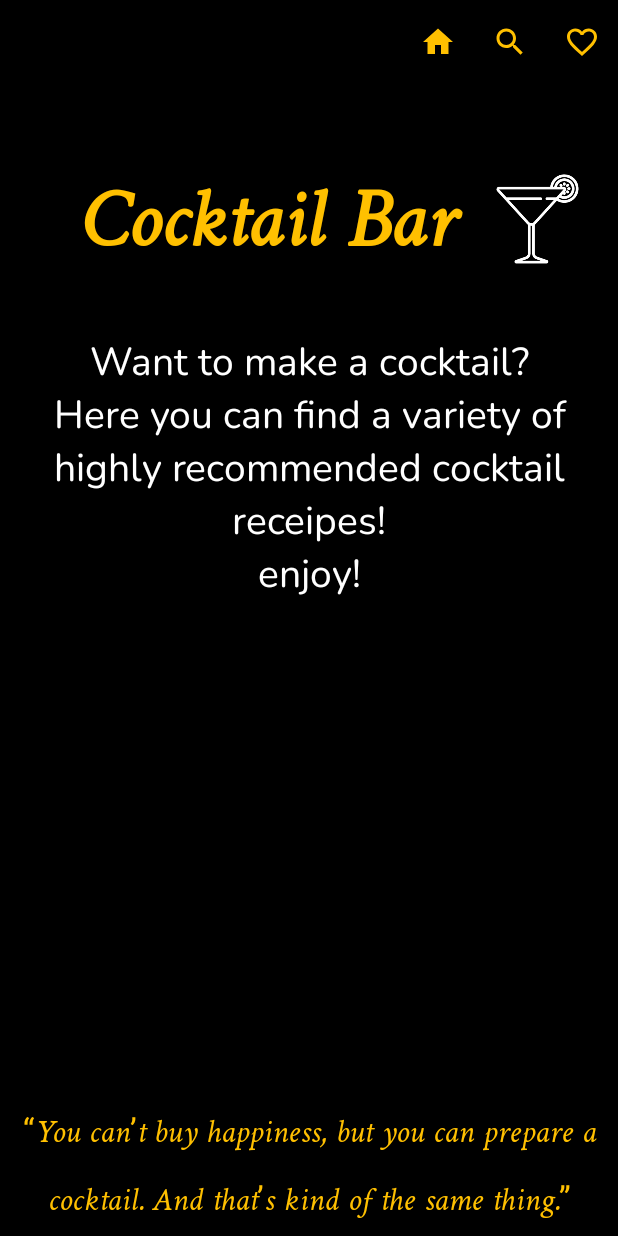
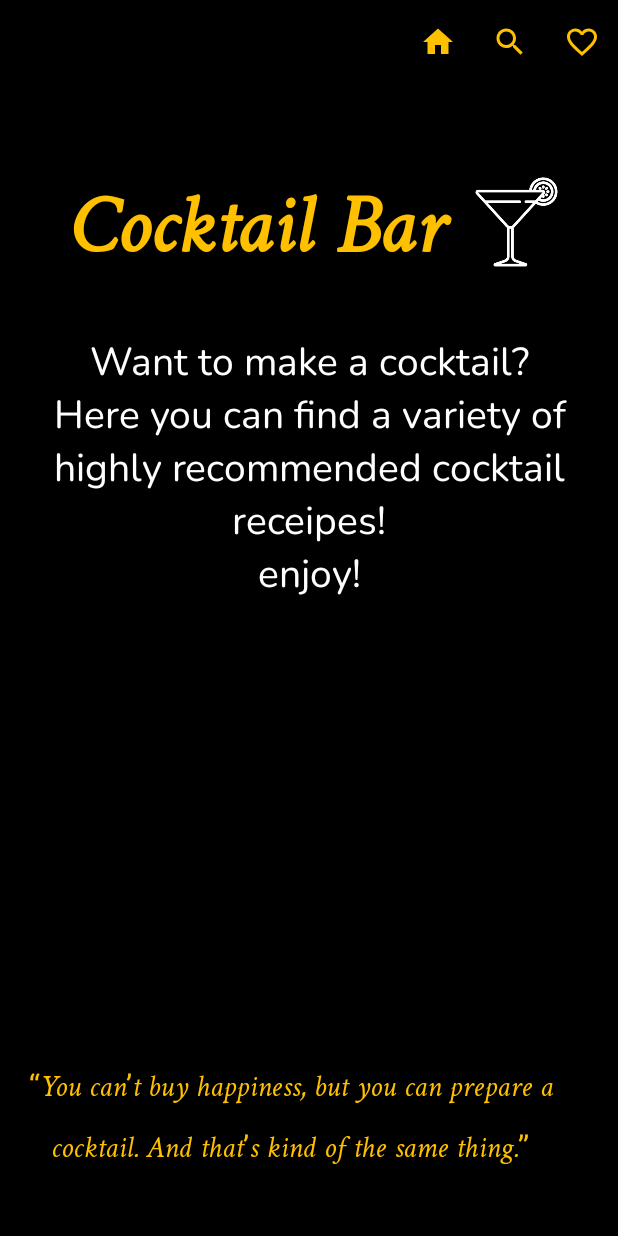
Before and after one commit to orendinur/android-final-project, an Android app: the screen it shows after launch (MainActivity), on a phone screen of 412 x 824 dp. Run offline under Robolectric (Android 15) with nearby library versions, the phone set to English and light mode, and no system bars; our stand-ins replace Dagger/Hilt's generated code, Room's generated code; pictures from the network do not load.

Commit message:
main page design changes 29.5.22

```diff
--- a/app/src/main/res/layout/fragment_main_page.xml
+++ b/app/src/main/res/layout/fragment_main_page.xml
@@ -26,8 +26,8 @@
 
     <TextView
         android:id="@+id/textView2"
-        android:layout_width="264dp"
-        android:layout_height="127dp"
+        android:layout_width="257dp"
+        android:layout_height="117dp"
         android:fontFamily="@font/font3"
         android:text="Cocktail Bar"
         android:textColor="@color/golden_yellow"
@@ -35,22 +35,27 @@
         android:textStyle="bold"
         app:layout_constraintBottom_toTopOf="@+id/textView"
         app:layout_constraintEnd_toEndOf="parent"
-        app:layout_constraintHorizontal_bias="0.361"
+        app:layout_constraintHorizontal_bias="0.299"
         app:layout_constraintStart_toStartOf="parent"
         app:layout_constraintTop_toTopOf="parent"
-        app:layout_constraintVertical_bias="0.551" />
+        app:layout_constraintVertical_bias="0.533" />
 
     <TextView
         android:id="@+id/textView3"
-        android:layout_width="wrap_content"
-        android:layout_height="wrap_content"
+        android:layout_width="368dp"
+        android:layout_height="102dp"
+
         android:fontFamily="@font/font3"
         android:text="“You can’t buy happiness, but you can prepare a cocktail. And that’s kind of the same thing.”"
         android:textAlignment="center"
         android:textColor="@color/golden_yellow"
-        android:textSize="22dp"
+        android:textSize="20dp"
         app:layout_constraintBottom_toBottomOf="parent"
-        app:layout_constraintStart_toStartOf="parent" />
+        app:layout_constraintEnd_toEndOf="parent"
+        app:layout_constraintHorizontal_bias="0.209"
+        app:layout_constraintStart_toStartOf="parent"
+        app:layout_constraintTop_toBottomOf="@+id/cocktailsRv"
+        app:layout_constraintVertical_bias="0.666" />
 
     <ImageView
         android:id="@+id/imageView"
@@ -63,18 +68,19 @@
         app:layout_constraintHorizontal_bias="0.0"
         app:layout_constraintStart_toEndOf="@+id/textView2"
         app:layout_constraintTop_toTopOf="parent"
-        app:layout_constraintVertical_bias="0.603" />
+        app:layout_constraintVertical_bias="0.641" />
 
     <androidx.recyclerview.widget.RecyclerView
         android:id="@+id/cocktailsRv"
         android:layout_width="372dp"
         android:layout_height="207dp"
         android:orientation="horizontal"
-        app:layout_constraintBottom_toTopOf="@+id/textView3"
+        app:layout_constraintBottom_toBottomOf="parent"
         app:layout_constraintEnd_toEndOf="parent"
+        app:layout_constraintHorizontal_bias="0.41"
         app:layout_constraintStart_toStartOf="parent"
         app:layout_constraintTop_toBottomOf="@+id/textView"
-        app:layout_constraintVertical_bias="0.567"
+        app:layout_constraintVertical_bias="0.214"
         tools:ignore="MissingConstraints" />
 
 
```
